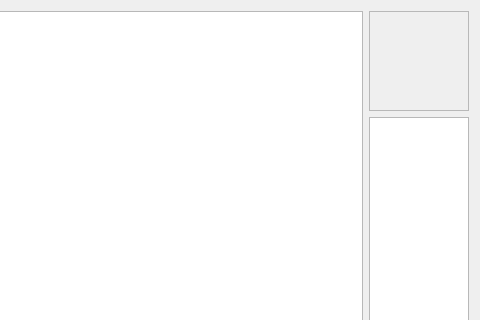
The window that interface/interfacetab.ui (ThFeneuil/KholloAutoQt) describes before a commit, drawn with Qt 5; both pictures show x 170 to 650 and y 0 to 320 of the 650 by 520 pixel window.
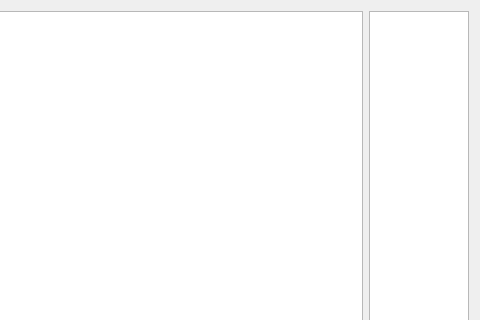
The same window after the commit.

Commit message: Interface - Raccourci kholles

What changed in the file:
```diff
--- a/interface/interfacetab.ui
+++ b/interface/interfacetab.ui
@@ -137,29 +137,6 @@
    </item>
    <item>
     <layout class="QVBoxLayout" name="verticalLayout_4">
-     <item>
-      <widget class="QScrollArea" name="scrollArea_2">
-       <property name="maximumSize">
-        <size>
-         <width>100</width>
-         <height>100</height>
-        </size>
-       </property>
-       <property name="widgetResizable">
-        <bool>true</bool>
-       </property>
-       <widget class="QWidget" name="scrollAreaWidgetContents">
-        <property name="geometry">
-         <rect>
-          <x>0</x>
-          <y>0</y>
-          <width>98</width>
-          <height>98</height>
-         </rect>
-        </property>
-       </widget>
-      </widget>
-     </item>
      <item>
       <widget class="QListWidget" name="list_kholleurs">
        <property name="maximumSize">
```
The commit also changes 3 other files.
